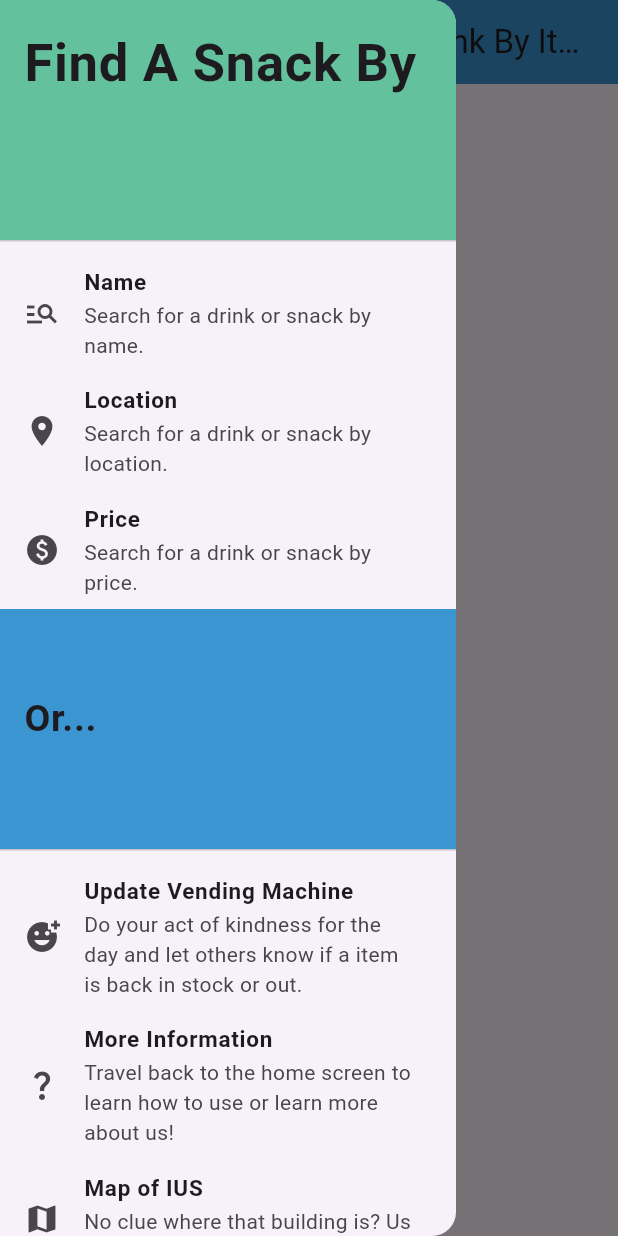
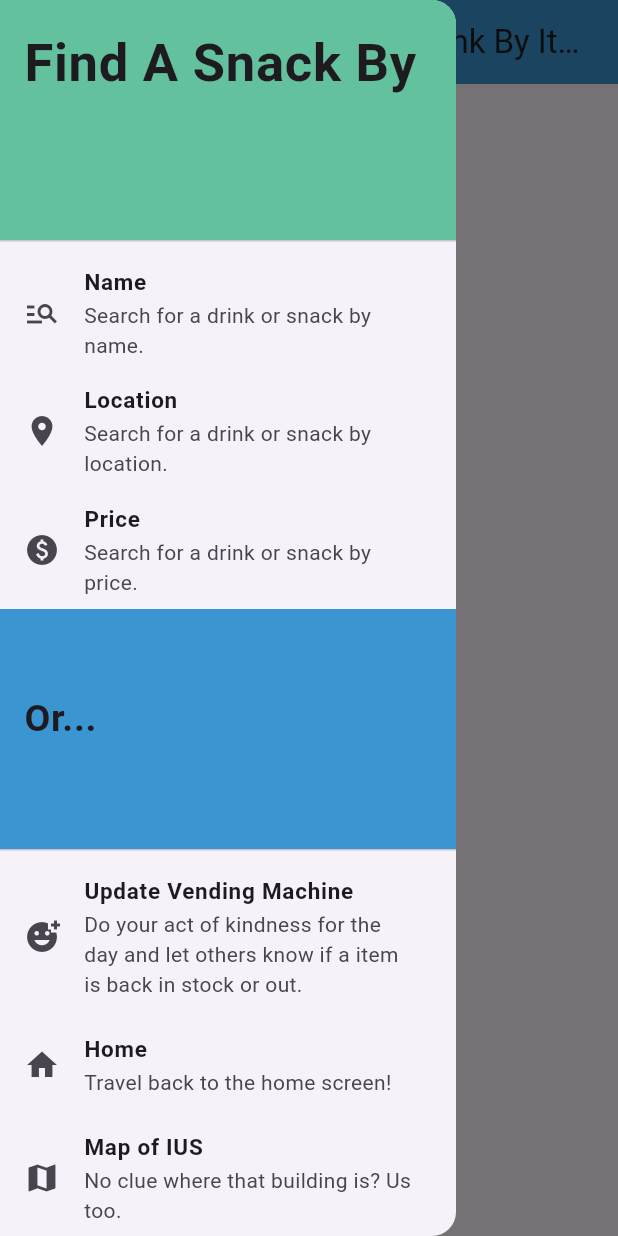
Before and after one commit to IUS-CS/c346-sp24-34658-project-snackmap, a Flutter app: the NamePage screen opened directly, with the side drawer open, on a phone screen of 412 x 824 dp. Run offline on Flutter 3.47's test engine with Material 3 defaults, Android fonts, the phone set to English and light mode, and no system bars; our stand-ins replace video_player; missing offline and left inert: gsheets; network calls fail; statements that could not run were skipped; key blocks and very long unbroken strings in the code were emptied for the run.

Commit message:
Fixed wording

```diff
--- a/src/SnackMap/lib/options_drawer.dart
+++ b/src/SnackMap/lib/options_drawer.dart
@@ -107,15 +107,15 @@ class OptionsDrawer extends StatelessWidget {
             },
           ),
           ListTile(
-            leading: const Icon(Icons.question_mark),
+            leading: const Icon(Icons.home),
             title: const Text(
-              'More Information',
+              'Home',
               style: TextStyle(
                 fontSize: 15.0,
                 fontWeight: FontWeight.w600,
               ),
             ),
-            subtitle: const Text('Travel back to the home screen to learn how to use or learn more about us!'),
+            subtitle: const Text('Travel back to the home screen!'),
             onTap: () {
               Navigator.pop(context);
               Navigator.of(context).pushReplacement(MaterialPageRoute(
```
Also changed, not shown: src/SnackMap/lib/home_page.dart (+9 -0 lines).
